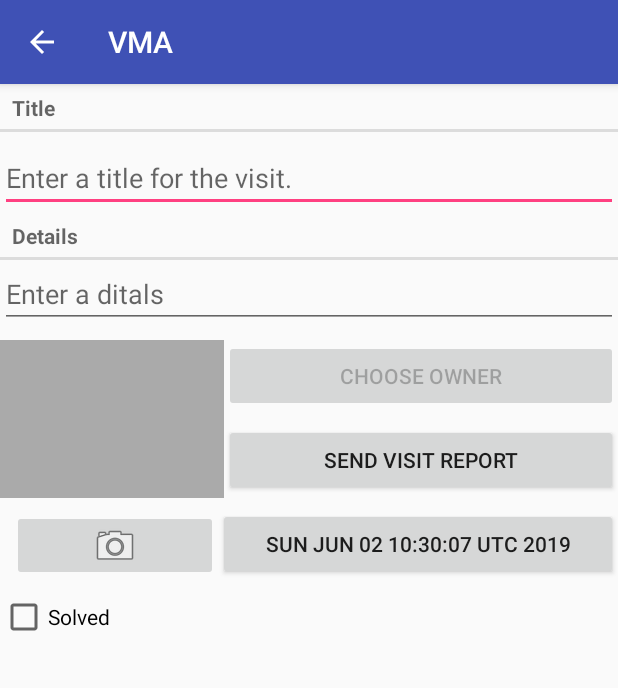
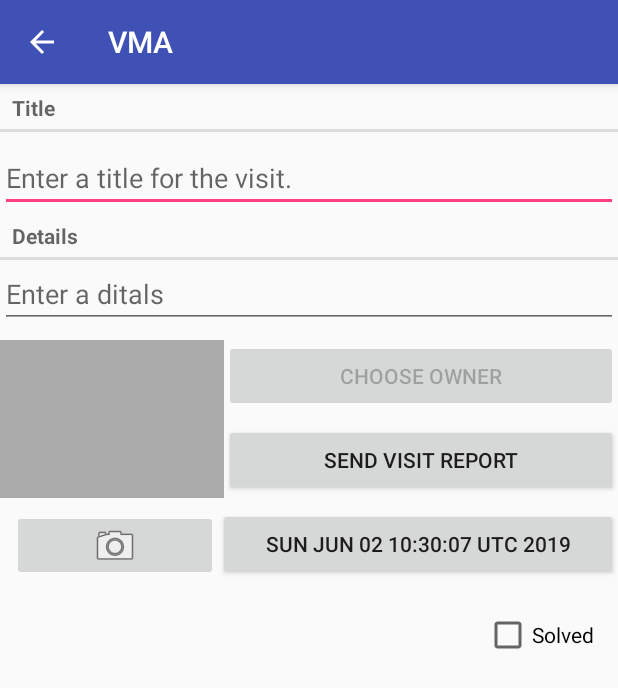
Before and after one commit to oleksavr/VMA, an Android app: the VetFragment screen opened directly, with no data from a screen before it, on a phone screen of 412 x 824 dp. Shown: the top 688 px of the screen. Run offline under Robolectric (Android 15) with nearby library versions, the phone set to English and light mode, and no system bars.

```diff
--- a/app/src/main/res/layout/fragment_vet.xml
+++ b/app/src/main/res/layout/fragment_vet.xml
@@ -57,11 +57,15 @@
         android:id="@+id/vet_solved"
         android:layout_width="wrap_content"
         android:layout_height="wrap_content"
+        android:layout_marginEnd="16dp"
+        android:layout_marginBottom="8dp"
         android:text="@string/vet_solved_label"
+        app:layout_constraintBottom_toBottomOf="parent"
+        app:layout_constraintEnd_toEndOf="parent"
         app:layout_constraintTop_toBottomOf="@+id/linearLayout3"
+        app:layout_constraintVertical_bias="0.031"
         tools:layout_conversion_absoluteHeight="32dp"
-        tools:layout_conversion_absoluteWidth="379dp"
-        tools:layout_editor_absoluteX="8dp" />
+        tools:layout_conversion_absoluteWidth="379dp" />
 
     <android.support.constraint.ConstraintLayout
         android:id="@+id/linearLayout3"
```
Also changed, not shown: app/src/main/java/com/example/root/vma/controller/SingleFragmentActivity.java (+8 -1 lines).
